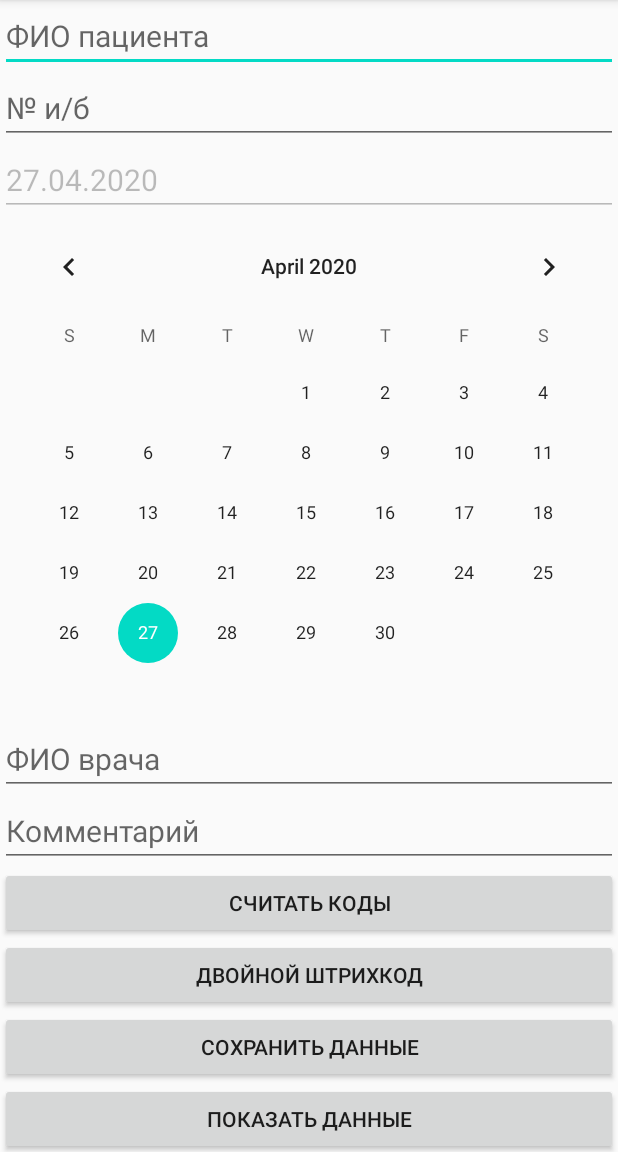
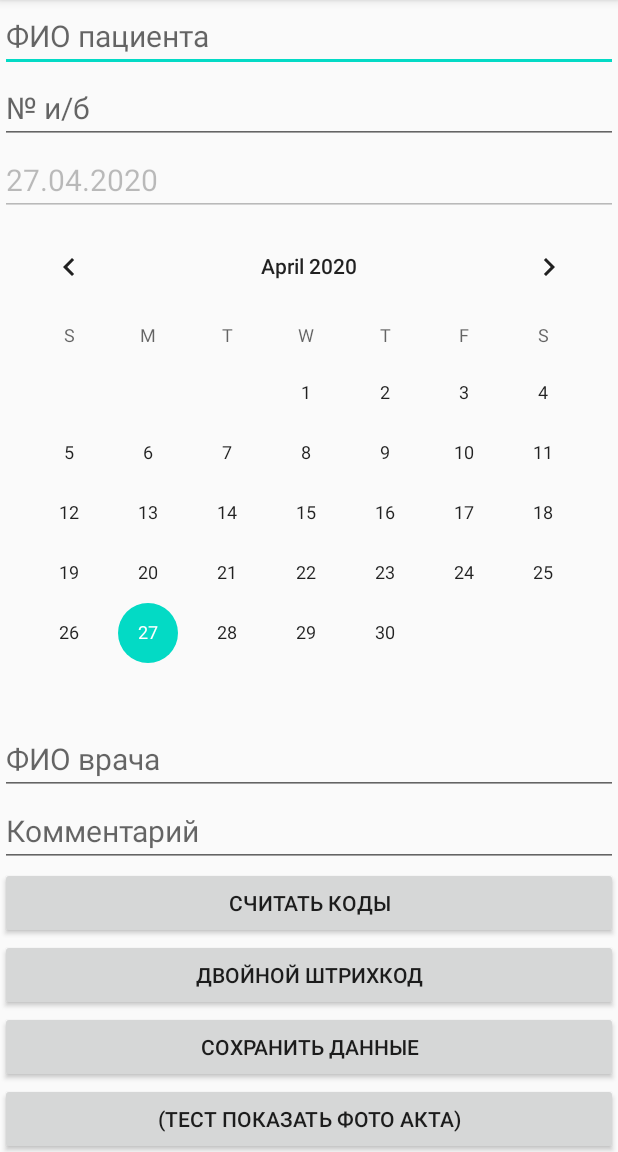
Before and after one commit to Valerrrrrrrrria/AlterMed, an Android app: the ActsEditorActivity screen opened directly, with no data from a screen before it, after a tap on "СОХРАНИТЬ ДАННЫЕ", on a phone screen of 412 x 824 dp, the part 84-1236 px from its top. Run offline under Robolectric (Android 15) with nearby library versions, the phone set to English and light mode, and no system bars.

Commit message:
Fix the bag with Images. Add Photo of Act to DB and JSON

```diff
--- a/app/src/main/java/com/example/myapplication0103/BarcodeCaptureActivityImpl.java
+++ b/app/src/main/java/com/example/myapplication0103/BarcodeCaptureActivityImpl.java
@@ -184,7 +184,7 @@ public final class BarcodeCaptureActivityImpl extends AppCompatActivity implemen
                         ByteArrayOutputStream bos = new ByteArrayOutputStream();
 
                         // Проверить true или false
-                        if (!bitmap.compress(Bitmap.CompressFormat.JPEG, 0, bos))
+                        if (!bitmap.compress(Bitmap.CompressFormat.JPEG, 10, bos))
                             throw new IllegalArgumentException("Bitmap compress error!!");
 
                         byte[] newImg = bos.toByteArray();
@@ -204,7 +204,7 @@ public final class BarcodeCaptureActivityImpl extends AppCompatActivity implemen
                         Log.i("", "Image saved!!!");
 
                         //ActsFragment.photoOfAct = newImg; // !!! Это data jpeg !!!
-                        ActsFragment.photoOfAct = newImg; // !!! Это data jpeg !!!
+                        ActsFragment.photoOfAct = newImg2; // !!! Это data jpeg !!!
                     }
                 });
             }
--- a/app/src/main/java/com/example/myapplication0103/Common.java
+++ b/app/src/main/java/com/example/myapplication0103/Common.java
@@ -89,7 +89,7 @@ public class Common {
     }
 
     public static String createJSONForImpl (String hospitalId, String fio, String cardNum, String date,
-                                            String doctor, String comment, byte[] photo, ArrayList<String> barcodesArray,
+                                            String doctor, String comment, String photo, ArrayList<String> barcodesArray,
                                             ArrayList<byte[]> barcodesPhoto1, ArrayList<byte[]> barcodesPhoto2) {
 
         // поля объекта
--- a/app/src/main/java/com/example/myapplication0103/DBHelper.java
+++ b/app/src/main/java/com/example/myapplication0103/DBHelper.java
@@ -15,7 +15,7 @@ import com.example.myapplication0103.ui.acts.ActsFragment;
 public class DBHelper extends SQLiteOpenHelper {
 
     public static final int DATABASE_VERSION = 1;
-    public static final String DATABASE_NAME = "altermedicaDB2003(6)"; // Имя БД
+    public static final String DATABASE_NAME = "altermedicaDB2003(7)"; // Имя БД
     public static final String TABLE_ACTS = "acts"; // Для заголовков столбцов таблицы АКТЫ ИМПЛАНТАЦИИ
     public static final String TABLE_BARCODESACTS = "barcodesacts"; // Для заголовков столбцов таблицы ШТРИХКОДЫ В АКТАХ ИМПЛАНТАЦИИ
 
@@ -53,7 +53,7 @@ public class DBHelper extends SQLiteOpenHelper {
         db.execSQL("create table " + TABLE_ACTS + "(" + KEY_ID + " integer primary key,"
                 + KEY_ACTID + " integer," + KEY_DATE + " text," + KEY_NUMB + " text," + KEY_DRNAME
                 + " text," + KEY_PATNAME + " text," + KEY_HISTORY + " text,"
-                + KEY_COMMENT + " text," + KEY_ACTPHOTO + " blob," + KEY_ISSENT + " integer" + ")");
+                + KEY_COMMENT + " text," + KEY_ACTPHOTO + " text," + KEY_ISSENT + " integer" + ")");
 
         db.execSQL("create table " + TABLE_BARCODESACTS + "(" + KEY_ACTBARID + " integer,"
                 + KEY_BARCODESACTS + " text," + KEY_PHOTO + " blob," + KEY_PHOTO2 + " blob" + ")");
@@ -141,7 +141,7 @@ public class DBHelper extends SQLiteOpenHelper {
                         ", PatName = " + cursor.getString(idPatName) +
                         ", History= " + cursor.getString(idHistory) +
                         ", Comment = " + cursor.getString(idComment) +
-                        ", Photo = " + cursor.getBlob(idPhoto) +
+                        ", Photo = " + cursor.getString(idPhoto) +
                         ", IS SENT? " + cursor.getInt(idIsSent));
             } while (cursor.moveToNext());
 
@@ -194,7 +194,7 @@ public class DBHelper extends SQLiteOpenHelper {
                 ActsFragment.patName_arrayList.add(cursor.getString(idPatName));
                 ActsFragment.historyNumb_arrayList.add(cursor.getString(idHistory));
                 ActsFragment.comments_arrayList.add(cursor.getString(idComment));
-                ActsFragment.photoOfAct = cursor.getBlob(idPhoto);
+                ActsFragment.photoOfAct = cursor.getString(idPhoto);
                 ActsFragment.outputs_arrayList.add(cursor.getString(idDate) + " " + cursor.getInt(idNumb) + " " + cursor.getString(idPatName));
                 Log.i("IDDDDD ", "" + cursor.getInt(idNumb));
             } while (cursor.moveToNext());
@@ -261,7 +261,7 @@ public class DBHelper extends SQLiteOpenHelper {
         }
     }
 
-    public static void addToDatabaseActs(SQLiteDatabase db, int actID, int uniqId, String historyNum, String date, String patName, String drName, byte[] photo, String comment) {
+    public static void addToDatabaseActs(SQLiteDatabase db, int actID, int uniqId, String historyNum, String date, String patName, String drName, String photo, String comment) {
         ContentValues contentValues = new ContentValues();
         contentValues.put(DBHelper.KEY_ACTID, actID);
         contentValues.put(DBHelper.KEY_NUMB, uniqId);
--- a/app/src/main/java/com/example/myapplication0103/ui/acts/ActsFragment.java
+++ b/app/src/main/java/com/example/myapplication0103/ui/acts/ActsFragment.java
@@ -44,7 +44,7 @@ public class ActsFragment extends Fragment {
     public static ArrayList<String> comments_arrayList; // Список комментариев к акту
     public static ArrayList<String> drName_arrayList; // Список врачей
     public static ArrayList<String> historyNumb_arrayList; // Список историй болезни
-    public static byte[] photoOfAct = new byte[10000];
+    public static String photoOfAct;
 
     public static ArrayList<String> outputs_arrayList; // Список для вывода в ListView
 
--- a/app/src/main/res/layout/activity_acts_editor.xml
+++ b/app/src/main/res/layout/activity_acts_editor.xml
@@ -98,15 +98,22 @@
                 android:text="Сохранить данные" />
 
             <Button
+                android:id="@+id/showPhoto_button"
+                android:layout_width="match_parent"
+                android:layout_height="wrap_content"
+                android:text="(Тест Показать фото акта)" />
+
+            <ImageView
+                android:id="@+id/showPhoto_imageView"
+                android:layout_width="match_parent"
+                android:layout_height="wrap_content"
+                tools:srcCompat="@tools:sample/backgrounds/scenic" />
+
+            <Button
                 android:id="@+id/showBarcodes_button"
                 android:layout_width="match_parent"
                 android:layout_height="wrap_content"
                 android:text="Показать данные" />
-
-            <ImageView
-                android:id="@+id/test_imageView"
-                android:layout_width="wrap_content"
-                android:layout_height="wrap_content" />
 
 
             <ListView
```
Also changed, not shown: app/src/main/java/com/example/myapplication0103/ui/acts/ActsEditorActivity.java (+31 -1 lines).
